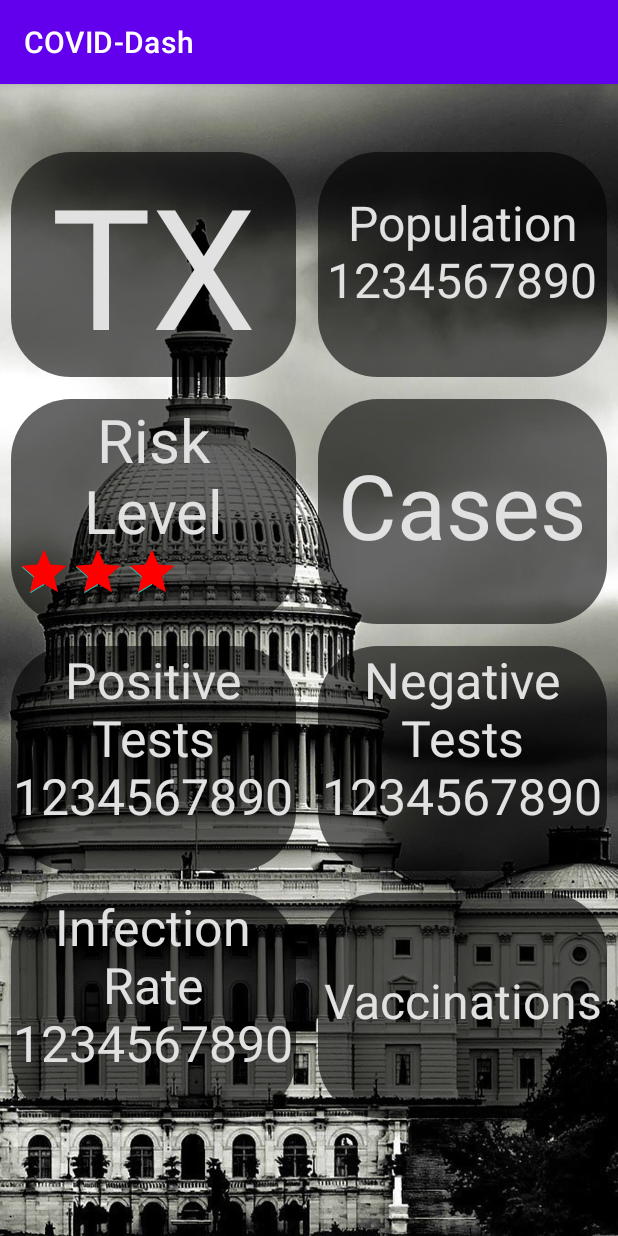
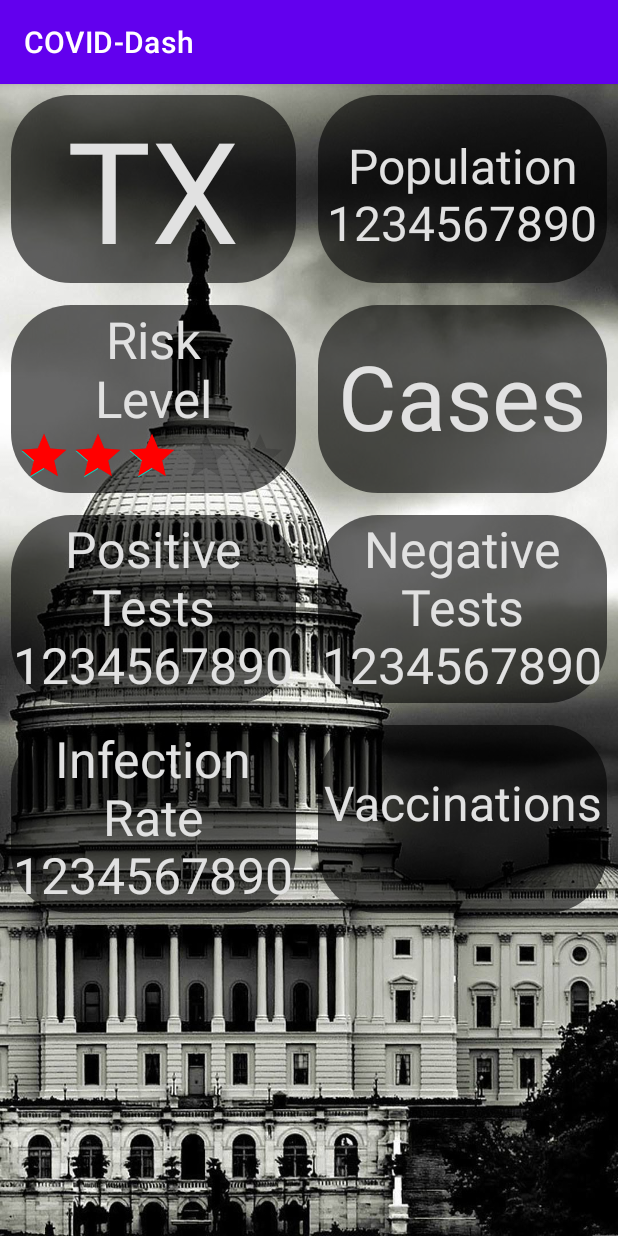
Before and after one commit to CodepathCS288/COVID19Dashboard, an Android app: the StateDetail screen opened directly, with no data from a screen before it, on a phone screen of 412 x 824 dp. Run offline under Robolectric (Android 15) with nearby library versions, the phone set to English and light mode, and no system bars.

Commit message:
Monor changes to UI

```diff
--- a/app/src/main/res/layout/activity_state_detail.xml
+++ b/app/src/main/res/layout/activity_state_detail.xml
@@ -11,9 +11,9 @@
     <TextView
         android:id="@+id/tvState"
         android:layout_width="190dp"
-        android:layout_height="150dp"
+        android:layout_height="125dp"
         android:layout_marginStart="7dp"
-        android:layout_marginTop="45dp"
+        android:layout_marginTop="7dp"
         android:layout_marginEnd="7dp"
         android:layout_marginBottom="7dp"
         android:background="@drawable/rounded_corners"
@@ -26,11 +26,11 @@
     <TextView
         android:id="@+id/tvPopulation"
         android:layout_width="190dp"
-        android:layout_height="150dp"
+        android:layout_height="125dp"
         android:layout_alignParentTop="true"
         android:layout_alignParentEnd="true"
         android:layout_marginStart="7dp"
-        android:layout_marginTop="45dp"
+        android:layout_marginTop="7dp"
         android:layout_marginEnd="7dp"
         android:layout_marginBottom="7dp"
         android:layout_toEndOf="@+id/tvState"
@@ -47,7 +47,7 @@
     <TextView
         android:id="@+id/tvRiskLevel"
         android:layout_width="190dp"
-        android:layout_height="150dp"
+        android:layout_height="125dp"
         android:layout_below="@+id/tvState"
         android:layout_alignParentStart="true"
         android:layout_marginStart="7dp"
@@ -65,7 +65,7 @@
     <TextView
         android:id="@+id/tvCases"
         android:layout_width="190dp"
-        android:layout_height="150dp"
+        android:layout_height="125dp"
         android:layout_below="@+id/tvPopulation"
         android:layout_alignParentEnd="true"
         android:layout_marginStart="7dp"
@@ -76,7 +76,7 @@
         android:background="@drawable/rounded_corners"
         android:fontFamily="sans-serif"
         android:includeFontPadding="true"
-        android:paddingTop="30dp"
+        android:paddingTop="20dp"
         android:text="Cases"
         android:textAlignment="center"
         android:textColor="#E1E1E1"
@@ -85,7 +85,7 @@
     <TextView
         android:id="@+id/tvPositiveTests"
         android:layout_width="190dp"
-        android:layout_height="150dp"
+        android:layout_height="125dp"
         android:layout_below="@+id/tvRiskLevel"
         android:layout_alignParentStart="true"
         android:layout_marginStart="7dp"
@@ -103,7 +103,7 @@
     <TextView
         android:id="@+id/tvNegativeTests"
         android:layout_width="190dp"
-        android:layout_height="150dp"
+        android:layout_height="125dp"
         android:layout_below="@+id/tvCases"
         android:layout_alignParentEnd="true"
         android:layout_marginStart="7dp"
@@ -121,7 +121,7 @@
     <TextView
         android:id="@+id/tvInfectionRate"
         android:layout_width="190dp"
-        android:layout_height="150dp"
+        android:layout_height="125dp"
         android:layout_below="@+id/tvPositiveTests"
         android:layout_alignParentStart="true"
         android:layout_marginStart="7dp"
@@ -139,7 +139,7 @@
     <TextView
         android:id="@+id/tvVaccinations"
         android:layout_width="190dp"
-        android:layout_height="150dp"
+        android:layout_height="125dp"
         android:layout_below="@+id/tvNegativeTests"
         android:layout_alignParentEnd="true"
         android:layout_marginStart="7dp"
@@ -150,7 +150,7 @@
         android:background="@drawable/rounded_corners"
         android:fontFamily="sans-serif"
         android:includeFontPadding="true"
-        android:paddingTop="50dp"
+        android:paddingTop="30dp"
         android:text="Vaccinations"
         android:textAlignment="center"
         android:textColor="#E1E1E1"
@@ -164,7 +164,7 @@
         android:layout_height="wrap_content"
         android:layout_below="@+id/tvRiskLevel"
         android:layout_marginLeft="11dp"
-        android:layout_marginTop="-60dp"
+        android:layout_marginTop="-50dp"
         android:numStars="5"
         android:progressTint="#FF0000"
         android:rating="5"
```
